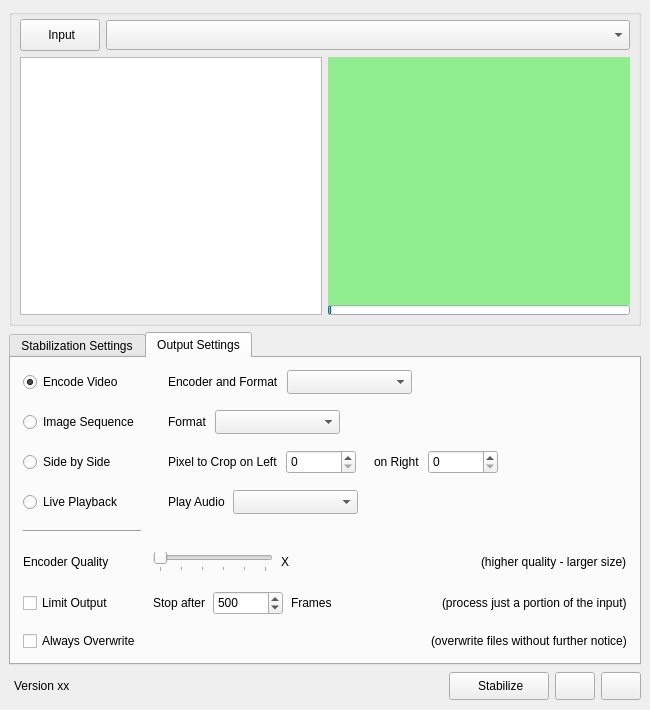
The window that cuvistaGui/cuvistaGui.ui (RainerMtb/cuvista) describes before a commit, drawn with Qt 5.
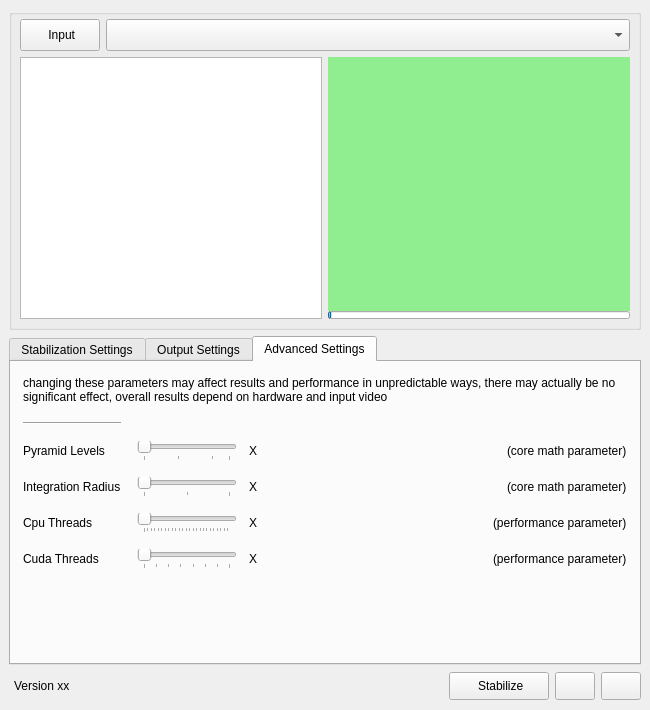
The same window after the commit. Icons and pictures are not drawn. Custom widgets are drawn as their Qt base class.

Commit message: detecting scene changes, video cuts smaller fixes and improvements

Diff of the .ui file:
```diff
--- a/cuvistaGui/cuvistaGui.ui
+++ b/cuvistaGui/cuvistaGui.ui
@@ -59,9 +59,6 @@
        </property>
        <item>
         <layout class="QHBoxLayout" name="horizontalLayout_2">
-         <property name="sizeConstraint">
-          <enum>QLayout::SizeConstraint::SetDefaultConstraint</enum>
-         </property>
          <item>
           <widget class="QPushButton" name="btnOpen">
            <property name="sizePolicy">
@@ -96,7 +93,7 @@
            <property name="minimumSize">
             <size>
              <width>350</width>
-             <height>30</height>
+             <height>32</height>
             </size>
            </property>
            <property name="currentText">
@@ -183,13 +180,13 @@
              <property name="minimumSize">
               <size>
                <width>0</width>
-               <height>10</height>
+               <height>8</height>
               </size>
              </property>
              <property name="maximumSize">
               <size>
                <width>16777215</width>
-               <height>10</height>
+               <height>8</height>
               </size>
              </property>
              <property name="value">
@@ -210,13 +207,13 @@
     <item>
      <widget class="QTabWidget" name="tabSettings">
       <property name="sizePolicy">
-       <sizepolicy hsizetype="Preferred" vsizetype="Minimum">
+       <sizepolicy hsizetype="Preferred" vsizetype="Preferred">
         <horstretch>0</horstretch>
         <verstretch>0</verstretch>
        </sizepolicy>
       </property>
       <property name="currentIndex">
-       <number>1</number>
+       <number>2</number>
       </property>
       <property name="usesScrollButtons">
        <bool>false</bool>
@@ -251,129 +248,6 @@
         <property name="verticalSpacing">
          <number>16</number>
         </property>
-        <item row="0" column="0">
-         <widget class="QLabel" name="label_3">
-          <property name="text">
-           <string>Stabilization Mode:</string>
-          </property>
-         </widget>
-        </item>
-        <item row="3" column="0">
-         <widget class="QLabel" name="label_6">
-          <property name="sizePolicy">
-           <sizepolicy hsizetype="Preferred" vsizetype="Preferred">
-            <horstretch>0</horstretch>
-            <verstretch>0</verstretch>
-           </sizepolicy>
-          </property>
-          <property name="text">
-           <string>Image Zoom:</string>
-          </property>
-         </widget>
-        </item>
-        <item row="7" column="0">
-         <spacer name="verticalSpacer">
-          <property name="orientation">
-           <enum>Qt::Orientation::Vertical</enum>
-          </property>
-          <property name="sizeHint" stdset="0">
-           <size>
-            <width>20</width>
-            <height>40</height>
-           </size>
-          </property>
-         </spacer>
-        </item>
-        <item row="6" column="1">
-         <layout class="QHBoxLayout" name="horizontalLayout_4">
-          <property name="spacing">
-           <number>8</number>
-          </property>
-          <item>
-           <widget class="QSlider" name="sliderLevels">
-            <property name="maximumSize">
-             <size>
-              <width>100</width>
-              <height>16777215</height>
-             </size>
-            </property>
-            <property name="minimum">
-             <number>1</number>
-            </property>
-            <property name="maximum">
-             <number>6</number>
-            </property>
-            <property name="pageStep">
-             <number>2</number>
-            </property>
-            <property name="orientation">
-             <enum>Qt::Orientation::Horizontal</enum>
-            </property>
-            <property name="tickPosition">
-             <enum>QSlider::TickPosition::TicksBelow</enum>
-            </property>
-            <property name="tickInterval">
-             <number>1</number>
-            </property>
-           </widget>
-          </item>
-          <item>
-           <widget class="QLabel" name="lblLevels">
-            <property name="minimumSize">
-             <size>
-              <width>20</width>
-              <height>0</height>
-             </size>
-            </property>
-            <property name="text">
-             <string>X</string>
-            </property>
-            <property name="alignment">
-             <set>Qt::AlignmentFlag::AlignLeading|Qt::AlignmentFlag::AlignLeft|Qt::AlignmentFlag::AlignVCenter</set>
-            </property>
-           </widget>
-          </item>
-          <item>
-           <spacer name="horizontalSpacer_9">
-            <property name="orientation">
-             <enum>Qt::Orientation::Horizontal</enum>
-            </property>
-            <property name="sizeHint" stdset="0">
-             <size>
-              <width>40</width>
-              <height>20</height>
-             </size>
-            </property>
-           </spacer>
-          </item>
-          <item>
-           <widget class="QLabel" name="label_27">
-            <property name="text">
-             <string>(parameter for stabilization)</string>
-            </property>
-           </widget>
-          </item>
-         </layout>
-        </item>
-        <item row="1" column="1">
-         <widget class="QComboBox" name="comboDevice">
-          <property name="sizePolicy">
-           <sizepolicy hsizetype="MinimumExpanding" vsizetype="Fixed">
-            <horstretch>0</horstretch>
-            <verstretch>0</verstretch>
-           </sizepolicy>
-          </property>
-          <property name="minimumSize">
-           <size>
-            <width>180</width>
-            <height>24</height>
-           </size>
-          </property>
-          <property name="toolTip">
-           <string>&lt;html&gt;&lt;head/&gt;&lt;body&gt;&lt;p&gt;device used to calculate image stabilization&lt;/p&gt;&lt;p&gt;use cuda device if possible&lt;/p&gt;&lt;/body&gt;&lt;/html&gt;</string>
-          </property>
-         </widget>
-        </item>
         <item row="4" column="0">
          <widget class="QLabel" name="label_8">
           <property name="sizePolicy">
@@ -383,36 +257,7 @@
            </sizepolicy>
           </property>
           <property name="text">
-           <string>Background Fill:</string>
-          </property>
-         </widget>
-        </item>
-        <item row="0" column="1">
-         <widget class="QComboBox" name="comboMode">
-          <property name="sizePolicy">
-           <sizepolicy hsizetype="MinimumExpanding" vsizetype="Fixed">
-            <horstretch>0</horstretch>
-            <verstretch>0</verstretch>
-           </sizepolicy>
-          </property>
-          <property name="minimumSize">
-           <size>
-            <width>150</width>
-            <height>24</height>
-           </size>
-          </property>
-          <property name="maximumSize">
-           <size>
-            <width>350</width>
-            <height>16777215</height>
-           </size>
-          </property>
-         </widget>
-        </item>
-        <item row="6" column="0">
-         <widget class="QLabel" name="label_24">
-          <property name="text">
-           <string>Pyramid Levels</string>
+           <string>Background Fill</string>
           </property>
          </widget>
         </item>
@@ -688,12 +533,66 @@
           </property>
          </widget>
         </item>
-        <item row="5" column="0">
-         <widget class="Line" name="line_2">
-          <property name="orientation">
-           <enum>Qt::Orientation::Horizontal</enum>
+        <item row="2" column="1">
+         <layout class="QHBoxLayout" name="layRadius">
+          <property name="spacing">
+           <number>4</number>
           </property>
-         </widget>
+          <item>
+           <widget class="QDoubleSpinBox" name="spinRadius">
+            <property name="sizePolicy">
+             <sizepolicy hsizetype="Preferred" vsizetype="Fixed">
+              <horstretch>0</horstretch>
+              <verstretch>0</verstretch>
+             </sizepolicy>
+            </property>
+            <property name="minimumSize">
+             <size>
+              <width>70</width>
+              <height>24</height>
+             </size>
+            </property>
+            <property name="toolTip">
+             <string>&lt;html&gt;&lt;head/&gt;&lt;body&gt;&lt;p&gt;how much of the video before and after a frame is analyzed&lt;/p&gt;&lt;/body&gt;&lt;/html&gt;</string>
+            </property>
+            <property name="decimals">
+             <number>1</number>
+            </property>
+            <property name="minimum">
+             <double>0.100000000000000</double>
+            </property>
+            <property name="maximum">
+             <double>10.000000000000000</double>
+            </property>
+            <property name="singleStep">
+             <double>0.100000000000000</double>
+            </property>
+            <property name="value">
+             <double>0.500000000000000</double>
+            </property>
+           </widget>
+          </item>
+          <item>
+           <widget class="QLabel" name="label_7">
+            <property name="text">
+             <string>Seconds</string>
+            </property>
+           </widget>
+          </item>
+          <item>
+           <spacer name="horizontalSpacer_11">
+            <property name="orientation">
+             <enum>Qt::Orientation::Horizontal</enum>
+            </property>
+            <property name="sizeHint" stdset="0">
+             <size>
+              <width>40</width>
+              <height>20</height>
+             </size>
+            </property>
+           </spacer>
+          </item>
+         </layout>
         </item>
        </layout>
       </widget>
@@ -705,7 +604,7 @@
        <attribute name="title">
         <string>Output Settings</string>
        </attribute>
-       <layout class="QGridLayout" name="gridLayout">
+       <layout class="QGridLayout" name="gridLayout_2">
         <property name="leftMargin">
          <number>12</number>
         </property>
@@ -1305,6 +1204,347 @@
         </item>
        </layout>
       </widget>
+      <widget class="QWidget" name="tabAdvanced">
+       <attribute name="icon">
+        <iconset resource="cuvistaGui.qrc">
+         <normaloff>:/cuvistaGui/res/11_bars-solid-full.png</normaloff>:/cuvistaGui/res/11_bars-solid-full.png</iconset>
+       </attribute>
+       <attribute name="title">
+        <string>Advanced Settings</string>
+       </attribute>
+       <layout class="QGridLayout" name="gridLayout_3">
+        <property name="leftMargin">
+         <number>12</number>
+        </property>
+        <property name="topMargin">
+         <number>12</number>
+        </property>
+        <property name="rightMargin">
+         <number>12</number>
+        </property>
+        <property name="bottomMargin">
+         <number>12</number>
+        </property>
+        <property name="spacing">
+         <number>16</number>
+        </property>
+        <item row="0" column="0" colspan="2">
+         <widget class="QLabel" name="label_21">
+          <property name="minimumSize">
+           <size>
+            <width>0</width>
+            <height>32</height>
+           </size>
+          </property>
+          <property name="text">
+           <string>changing these parameters may affect results and performance in unpredictable ways, there may actually be no significant effect, overall results depend on hardware and input video</string>
+          </property>
+          <property name="wordWrap">
+           <bool>true</bool>
+          </property>
+         </widget>
+        </item>
+        <item row="4" column="0">
+         <widget class="QLabel" name="label_28">
+          <property name="text">
+           <string>Cpu Threads</string>
+          </property>
+         </widget>
+        </item>
+        <item row="2" column="0">
+         <widget class="QLabel" name="label_20">
+          <property name="text">
+           <string>Pyramid Levels</string>
+          </property>
+         </widget>
+        </item>
+        <item row="3" column="1">
+         <layout class="QHBoxLayout" name="horizontalLayout_4">
+          <property name="spacing">
+           <number>12</number>
+          </property>
+          <item>
+           <widget class="QSlider" name="sliderIr">
+            <property name="maximumSize">
+             <size>
+              <width>100</width>
+              <height>16777215</height>
+             </size>
+            </property>
+            <property name="minimum">
+             <number>1</number>
+            </property>
+            <property name="maximum">
+             <number>3</number>
+            </property>
+            <property name="pageStep">
+             <number>1</number>
+            </property>
+            <property name="orientation">
+             <enum>Qt::Orientation::Horizontal</enum>
+            </property>
+            <property name="tickPosition">
+             <enum>QSlider::TickPosition::TicksBelow</enum>
+            </property>
+           </widget>
+          </item>
+          <item>
+           <widget class="QLabel" name="lblIr">
+            <property name="text">
+             <string>X</string>
+            </property>
+           </widget>
+          </item>
+          <item>
+           <spacer name="horizontalSpacer_14">
+            <property name="orientation">
+             <enum>Qt::Orientation::Horizontal</enum>
+            </property>
+            <property name="sizeHint" stdset="0">
+             <size>
+              <width>40</width>
+              <height>20</height>
+             </size>
+            </property>
+           </spacer>
+          </item>
+          <item>
+           <widget class="QLabel" name="label_24">
+            <property name="text">
+             <string>(core math parameter)</string>
+            </property>
+           </widget>
+          </item>
+         </layout>
+        </item>
+        <item row="3" column="0">
+         <widget class="QLabel" name="label_22">
+          <property name="text">
+           <string>Integration Radius</string>
+          </property>
+         </widget>
+        </item>
+        <item row="5" column="0">
+         <widget class="QLabel" name="label_29">
+          <property name="text">
+           <string>Cuda Threads</string>
+          </property>
+         </widget>
+        </item>
+        <item row="6" column="0">
+         <spacer name="verticalSpacer_2">
+          <property name="orientation">
+           <enum>Qt::Orientation::Vertical</enum>
+          </property>
+          <property name="sizeHint" stdset="0">
+           <size>
+            <width>20</width>
+            <height>40</height>
+           </size>
+          </property>
+         </spacer>
+        </item>
+        <item row="1" column="0">
+         <widget class="Line" name="line_2">
+          <property name="orientation">
+           <enum>Qt::Orientation::Horizontal</enum>
+          </property>
+         </widget>
+        </item>
+        <item row="2" column="1">
+         <layout class="QHBoxLayout" name="horizontalLayout_3">
+          <property name="spacing">
+           <number>12</number>
+          </property>
+          <item>
+           <widget class="QSlider" name="sliderLevels">
+            <property name="maximumSize">
+             <size>
+              <width>100</width>
+              <height>16777215</height>
+             </size>
+            </property>
+            <property name="minimum">
+             <number>1</number>
+            </property>
+            <property name="maximum">
+             <number>6</number>
+            </property>
+            <property name="pageStep">
+             <number>2</number>
+            </property>
+            <property name="orientation">
+             <enum>Qt::Orientation::Horizontal</enum>
+            </property>
+            <property name="tickPosition">
+             <enum>QSlider::TickPosition::TicksBelow</enum>
+            </property>
+           </widget>
+          </item>
+          <item>
+           <widget class="QLabel" name="lblLevels">
+            <property name="text">
+             <string>X</string>
+            </property>
+            <property name="alignment">
+             <set>Qt::AlignmentFlag::AlignLeading|Qt::AlignmentFlag::AlignLeft|Qt::AlignmentFlag::AlignVCenter</set>
+            </property>
+           </widget>
+          </item>
+          <item>
+           <spacer name="horizontalSpacer_9">
+            <property name="orientation">
+             <enum>Qt::Orientation::Horizontal</enum>
+            </property>
+            <property name="sizeHint" stdset="0">
+             <size>
+              <width>40</width>
+              <height>20</height>
+             </size>
+            </property>
+           </spacer>
+          </item>
+          <item>
+           <widget class="QLabel" name="label_27">
+            <property name="text">
+             <string>(core math parameter)</string>
+            </property>
+           </widget>
+          </item>
+         </layout>
+        </item>
+        <item row="4" column="1">
+         <layout class="QHBoxLayout" name="horizontalLayout_7">
+          <property name="spacing">
+           <number>12</number>
+          </property>
+          <item>
+           <widget class="QSlider" name="sliderCpuThreads">
+            <property name="maximumSize">
+             <size>
+              <width>100</width>
+              <height>16777215</height>
+             </size>
+            </property>
+            <property name="minimum">
+             <number>1</number>
+            </property>
+            <property name="pageStep">
+             <number>5</number>
+            </property>
+            <property name="orientation">
+             <enum>Qt::Orientation::Horizontal</enum>
+            </property>
+            <property name="tickPosition">
+             <enum>QSlider::TickPosition::TicksBelow</enum>
+            </property>
+            <property name="tickInterval">
+             <number>4</number>
+            </property>
+           </widget>
+          </item>
+          <item>
+           <widget class="QLabel" name="lblCpuThreads">
+            <property name="text">
+             <string>X</string>
+            </property>
+           </widget>
+          </item>
+          <item>
+           <spacer name="horizontalSpacer_15">
+            <property name="orientation">
+             <enum>Qt::Orientation::Horizontal</enum>
+            </property>
+            <property name="sizeHint" stdset="0">
+             <size>
+              <width>40</width>
+              <height>20</height>
+             </size>
+            </property>
+           </spacer>
+          </item>
+          <item>
+           <widget class="QLabel" name="label_32">
+            <property name="text">
+             <string>(performance parameter)</string>
+            </property>
+           </widget>
+          </item>
+         </layout>
+        </item>
+        <item row="5" column="1">
+         <layout class="QHBoxLayout" name="horizontalLayout_8">
+          <property name="spacing">
+           <number>12</number>
+          </property>
+          <item>
+           <widget class="QSlider" name="sliderCudaThreads">
+            <property name="maximumSize">
+             <size>
+              <width>100</width>
+              <height>16777215</height>
+             </size>
+            </property>
+            <property name="minimum">
+             <number>1</number>
+            </property>
+            <property name="maximum">
+             <number>8</number>
+            </property>
+            <property name="singleStep">
+             <number>1</number>
+            </property>
+            <property name="pageStep">
+             <number>1</number>
+            </property>
+            <property name="value">
+             <number>1</number>
+            </property>
+            <property name="tracking">
+             <bool>true</bool>
+            </property>
+            <property name="orientation">
+             <enum>Qt::Orientation::Horizontal</enum>
+            </property>
+            <property name="tickPosition">
+             <enum>QSlider::TickPosition::TicksBelow</enum>
+            </property>
+            <property name="tickInterval">
+             <number>1</number>
+            </property>
+           </widget>
+          </item>
+          <item>
+           <widget class="QLabel" name="lblCudaThreads">
+            <property name="text">
+             <string>X</string>
+            </property>
+           </widget>
+          </item>
+          <item>
+           <spacer name="horizontalSpacer_16">
+            <property name="orientation">
+             <enum>Qt::Orientation::Horizontal</enum>
+            </property>
+            <property name="sizeHint" stdset="0">
+             <size>
+              <width>40</width>
+              <height>20</height>
+             </size>
+            </property>
+           </spacer>
+          </item>
+          <item>
+           <widget class="QLabel" name="label_33">
+            <property name="text">
+             <string>(performance parameter)</string>
+            </property>
+           </widget>
+          </item>
+         </layout>
+        </item>
+       </layout>
+      </widget>
      </widget>
     </item>
     <item>
```
Left out of the diff: 144 changed lines with no effect on the pictures. The commit also changes 37 other files.
